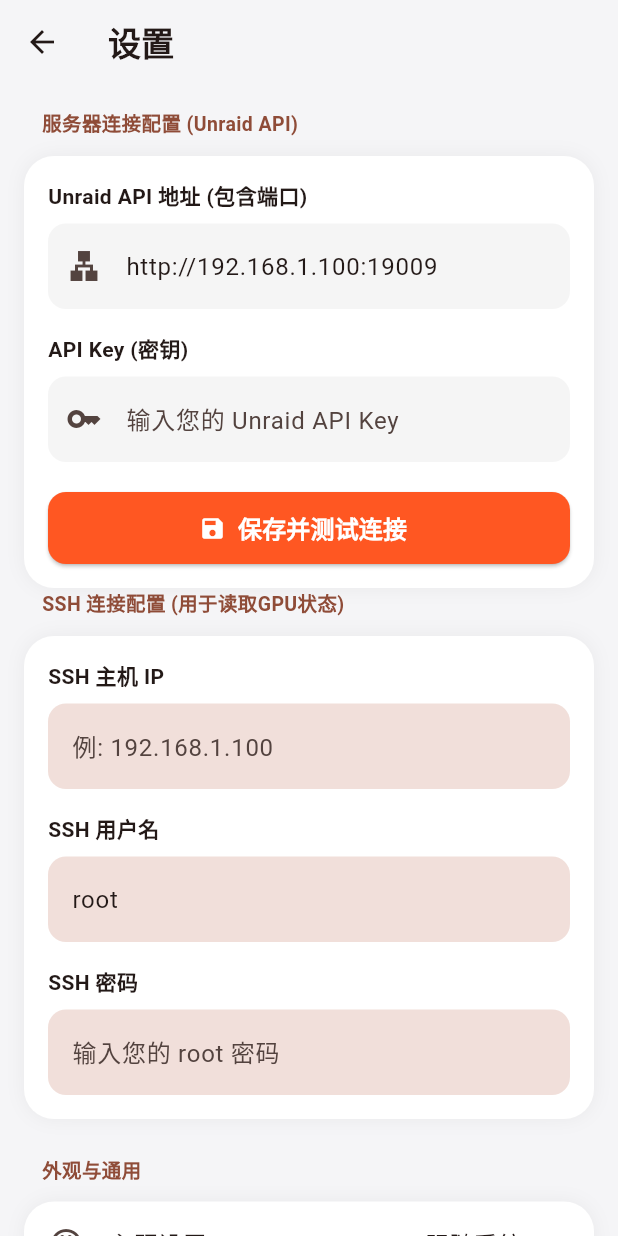
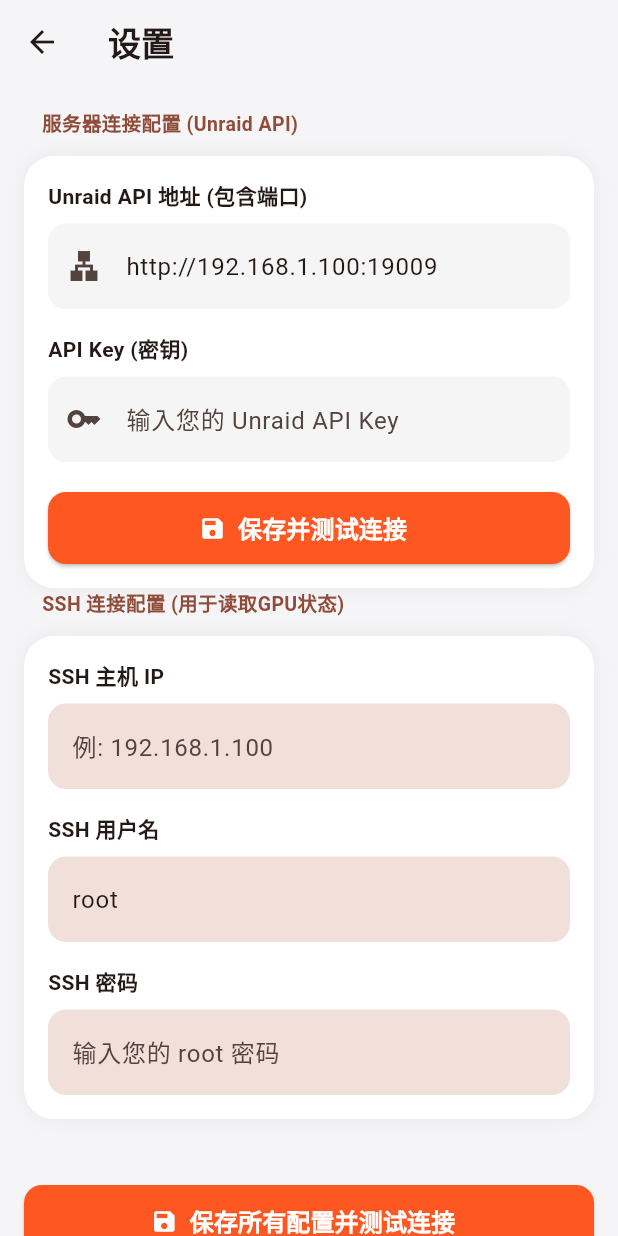
Before and after one commit to wangzh6859/Unraid-APP, a Flutter app: the SettingsView screen opened directly, on a phone screen of 412 x 824 dp. Run offline on Flutter 3.47's test engine with Material 3 defaults, Android fonts, the phone set to English and light mode, and no system bars; our stand-ins replace dio, shared_preferences; missing offline and left inert: dartssh2; accounts and stored records are empty; network calls fail.

Commit message:
Fix: Resolve 400 Bad Request, implement SSH CPU/Mem fallback, fix SSH save button, dynamic CPU Model

```diff
--- a/lib/main.dart
+++ b/lib/main.dart
@@ -123,7 +123,7 @@
                 mainAxisSize: MainAxisSize.min,
                 children: [
                   Text('主服务器', style: TextStyle(fontWeight: FontWeight.w800, letterSpacing: 1.2, fontSize: 22)),
-                  Text('Intel Core i5-13500 · 14 Cores', style: TextStyle(fontSize: 12, color: Colors.grey, fontWeight: FontWeight.normal)),
+                  Text(serverProvider.cpuModel, style: const TextStyle(fontSize: 12, color: Colors.grey, fontWeight: FontWeight.normal)),
                 ],
               ),
             ],
@@ -806,6 +806,24 @@
             ),
           ]),
           const SizedBox(height: 24),
+
+                  const SizedBox(height: 20),
+                  SizedBox(
+                    width: double.infinity,
+                    height: 48,
+                    child: ElevatedButton.icon(
+                      onPressed: _isSaving ? null : _saveSettings,
+                      icon: _isSaving ? const SizedBox(width: 16, height: 16, child: CircularProgressIndicator(strokeWidth: 2)) : const Icon(Icons.save),
+                      label: const Text('保存所有配置并测试连接', style: TextStyle(fontSize: 16, fontWeight: FontWeight.bold)),
+                      style: ElevatedButton.styleFrom(
+                        backgroundColor: const Color(0xFFFF5722),
+                        foregroundColor: Colors.white,
+                        shape: RoundedRectangleBorder(borderRadius: BorderRadius.circular(12)),
+                      ),
+                    ),
+                  ),
+
+          const SizedBox(height: 24),
           _buildSettingsGroup(context, '外观与通用', [
             ListTile(
               leading: const Icon(Icons.palette_outlined),
--- a/pubspec.yaml
+++ b/pubspec.yaml
@@ -1,7 +1,7 @@
 name: unraid_app
 description: "A modern Unraid management client for Android."
 publish_to: 'none'
-version: 1.1.4+5
+version: 1.1.5+6
 
 environment:
   sdk: '>=3.3.0 <4.0.0'
```
Also changed, not shown: lib/providers/server_provider.dart (+27 -33 lines).
